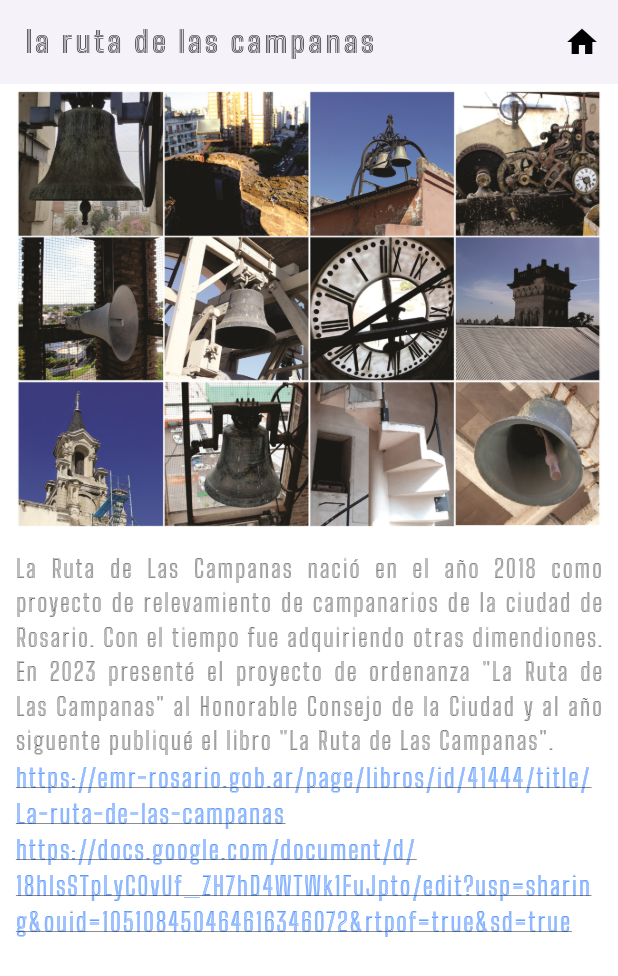
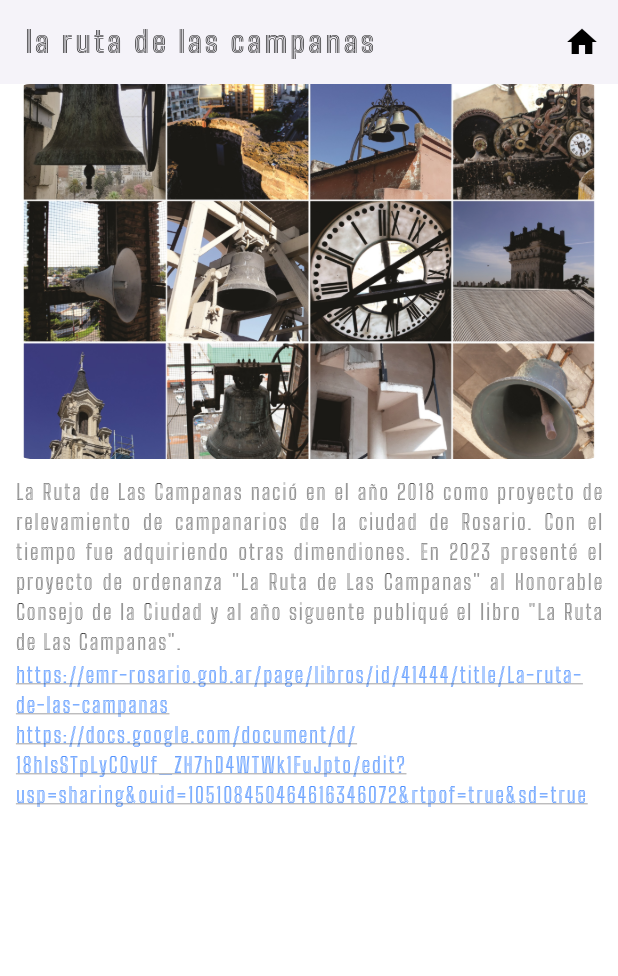
Before and after one commit to JiDomusic/emi_arias, a Flutter app: the screen it shows after launch, after a tap on "la ruta de las campanas", on a phone screen of 412 x 824 dp. Shown: the top 976 px of the screen. Run offline on Flutter 3.47's test engine with Material 3 defaults, Android fonts, the phone set to English and light mode, and no system bars; our stand-ins replace font_awesome_flutter, just_audio, permission_handler.

Commit message:
version mas chica sin error supuesto

```diff
--- a/lib/main.dart
+++ b/lib/main.dart
@@ -67,7 +67,7 @@ class _HomePageState extends State<HomePage> {
         title: const Text(
           'emiliana arias',
           style: TextStyle(
-            fontSize: 30,
+            fontSize: 32,
             fontWeight: FontWeight.w500,
             color: Colors.black,
             letterSpacing: 6,
@@ -79,7 +79,7 @@ class _HomePageState extends State<HomePage> {
         children: [
           Center(
             child: Padding(
-              padding: EdgeInsets.symmetric(vertical: 100, horizontal: 10.0),
+              padding: EdgeInsets.symmetric(vertical: 90, horizontal: 9.0),
               child: Column(
                 mainAxisAlignment: MainAxisAlignment.center,
                 crossAxisAlignment: CrossAxisAlignment.center,
@@ -89,7 +89,7 @@ class _HomePageState extends State<HomePage> {
                       child: ProjectSection(
                         title: 'la ruta de las campanas',
                         textStyle: TextStyle(
-                          fontSize: 36,
+                          fontSize: 28,
                           fontWeight: FontWeight.w500,
                           color: Colors.black,
                         ),
@@ -114,7 +114,7 @@ class _HomePageState extends State<HomePage> {
                       child: ProjectSection(
                         title: 'luthería',
                         textStyle: TextStyle(
-                          fontSize: 36,
+                          fontSize: 28,
                           fontWeight: FontWeight.w500,
                           color: Colors.black,
                         ),
@@ -137,7 +137,7 @@ class _HomePageState extends State<HomePage> {
                       child: ProjectSection(
                         title: 'percusión',
                         textStyle: TextStyle(
-                          fontSize: 36,
+                          fontSize: 28,
                           fontWeight: FontWeight.w500,
                           color: Colors.black,
                         ),
@@ -156,7 +156,7 @@ class _HomePageState extends State<HomePage> {
                       child: ProjectSection(
                         title: 'performances',
                         textStyle: TextStyle(
-                          fontSize: 36,
+                          fontSize: 28,
                           fontWeight: FontWeight.w500,
                           color: Colors.black,
                         ),
@@ -185,7 +185,7 @@ class _HomePageState extends State<HomePage> {
             ),
           ),
           Positioned(
-            top: 125,
+            top: 90,
             left: MediaQuery.of(context).size.width / 2.1 - 340,
             child: _DecorativeImage(
               imagePath: 'assets/images/campanas.jpg',
@@ -201,7 +201,7 @@ class _HomePageState extends State<HomePage> {
             ),
           ),
           Positioned(
-            bottom: 290,
+            bottom: 230,
             left: MediaQuery.of(context).size.width / 2 - 300,
             child: _DecorativeImage(
               imagePath: 'assets/images/perusio3.jpg',
--- a/lib/project_detail.dart
+++ b/lib/project_detail.dart
@@ -101,7 +101,7 @@ class _ProjectDetailState extends State<ProjectDetail> {
                         crossAxisAlignment: CrossAxisAlignment.start,
                         children: [
                           _buildImage(imagePath, isSmallScreen),
-                          const SizedBox(width: 25),
+                          const SizedBox(width: 20),
                           Expanded(child: _buildDescription()),
                         ],
                       ),
@@ -116,8 +116,8 @@ class _ProjectDetailState extends State<ProjectDetail> {
 
   Widget _buildImage(String imagePath, bool isSmallScreen) {
     return Container(
-      width: isSmallScreen ? double.infinity : 500,
-      height: isSmallScreen ? 300 : 400,
+      width: isSmallScreen ? double.infinity : 400,
+      height: isSmallScreen ? 250 : 300,
       decoration: BoxDecoration(
         image: DecorationImage(
           image: AssetImage(imagePath),
@@ -137,12 +137,12 @@ class _ProjectDetailState extends State<ProjectDetail> {
             widget.description,
             style: const TextStyle(
               fontFamily: 'BigShouldersInlineText-ExtraBold',
-              fontSize: 16.2,
+              fontSize: 14.2,
               color: Colors.black87,
             ),
             textAlign: TextAlign.justify,
           ),
-          const SizedBox(height: 1),
+          const SizedBox(height: 3),
           if (widget.videoLinks.isNotEmpty)
             Column(
               crossAxisAlignment: CrossAxisAlignment.start,
@@ -166,7 +166,7 @@ class _ProjectDetailState extends State<ProjectDetail> {
                         color: _hoveringLinks[url] ?? false
                             ? Colors.blueGrey
                             : Colors.blueAccent,
-                        fontSize: 17,
+                        fontSize: 14,
                         decoration: TextDecoration.underline,
                       ),
                     ),
@@ -174,7 +174,7 @@ class _ProjectDetailState extends State<ProjectDetail> {
                 );
               }).toList(),
             ),
-          const SizedBox(height: 40),
+          const SizedBox(height: 30),
         ],
       ),
     );
--- a/lib/project_section.dart
+++ b/lib/project_section.dart
@@ -55,7 +55,7 @@ class ProjectSection extends StatelessWidget {
 
     return GestureDetector(
       onTap: () => navigateToProjectDetail(
-          context), // Navega al detalle al tocar el widget.
+          context), // Navega a
       child: Container(
         padding: const EdgeInsets.symmetric(vertical: 1.0, horizontal: 12.0),
         decoration: BoxDecoration(
```
Also changed, not shown: 3 other files.
